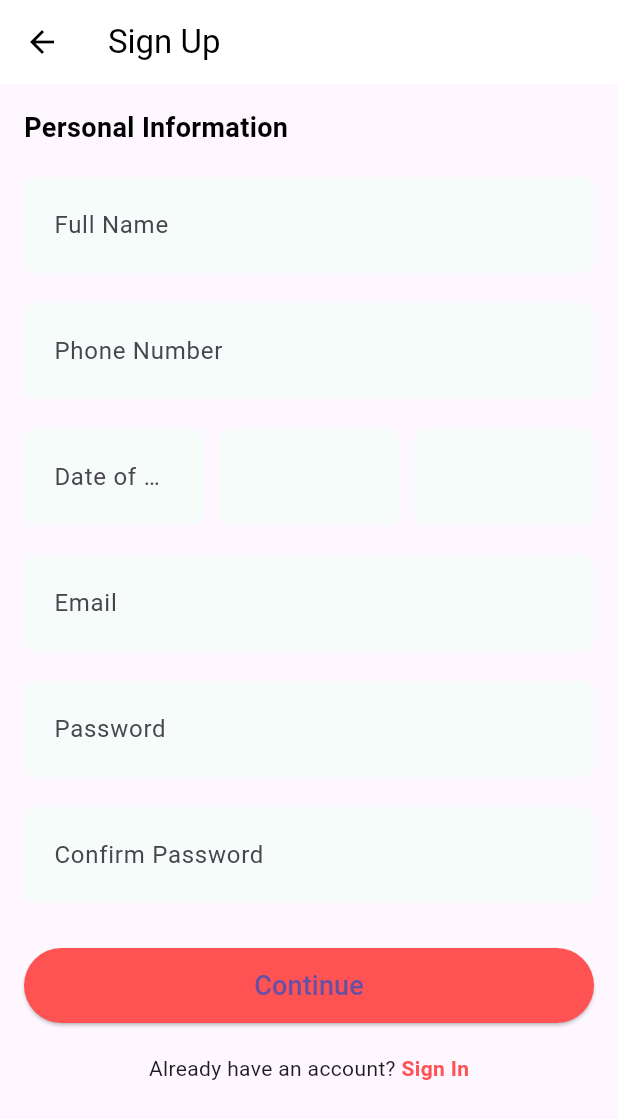
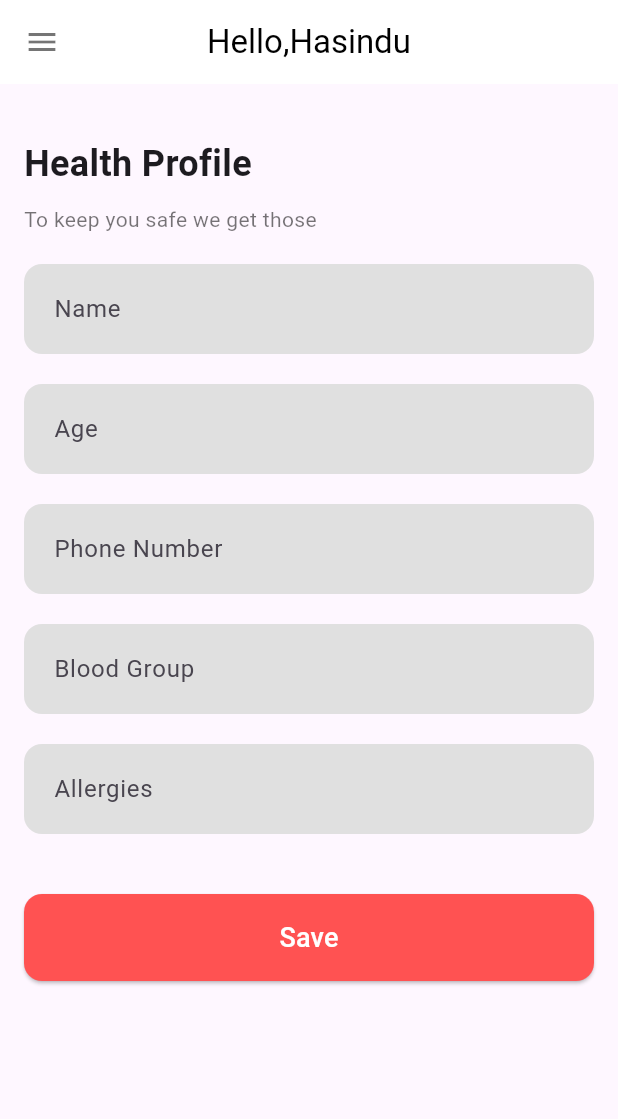
Before and after one commit to hrtechplus/Flutter-Learn, a Flutter app: the ProfileScreen screen opened directly, on a phone screen of 412 x 824 dp. Shown: the top 1119 px of the screen. Run offline on Flutter 3.47's test engine with Material 3 defaults, Android fonts, the phone set to English and light mode, and no system bars; our stand-ins replace geolocator, shared_preferences; accounts and stored records are empty.

Commit message:
Refactor main.dart, update dependencies, and add geolocator package

```diff
--- a/SLIIT/uee/uee_eme/lib/main.dart
+++ b/SLIIT/uee/uee_eme/lib/main.dart
@@ -1,4 +1,5 @@
 import 'package:flutter/material.dart';
+import 'package:geolocator/geolocator.dart';
 
 void main() {
   runApp(MyApp());
@@ -22,7 +23,7 @@ class MainApp extends StatefulWidget {
 class _MainAppState extends State<MainApp> {
   int _selectedIndex = 0;
   final List<Widget> _screens = [
-    SosScreen(), // Home Screen (SOS Screen)
+    SosScreen(),
     HistoryScreen(),
     ChatScreen(),
     ProfileScreen(),
@@ -67,8 +68,62 @@ class _MainAppState extends State<MainApp> {
   }
 }
 
-// SOS Screen (Home Screen)
-class SosScreen extends StatelessWidget {
+class SosScreen extends StatefulWidget {
+  @override
+  _SosScreenState createState() => _SosScreenState();
+}
+
+class _SosScreenState extends State<SosScreen> {
+  String _currentLocation = "Fetching location...";
+
+  @override
+  void initState() {
+    super.initState();
+    _determinePosition();
+  }
+
+  Future<void> _determinePosition() async {
+    bool serviceEnabled;
+    LocationPermission permission;
+
+    // Test if location services are enabled.
+    serviceEnabled = await Geolocator.isLocationServiceEnabled();
+    if (!serviceEnabled) {
+      // Location services are not enabled, don't continue
+      setState(() {
+        _currentLocation = "Location services are disabled.";
+      });
+      return;
+    }
+
+    permission = await Geolocator.checkPermission();
+    if (permission == LocationPermission.denied) {
+      permission = await Geolocator.requestPermission();
+      if (permission == LocationPermission.denied) {
+        // Permissions are denied, show a message
+        setState(() {
+          _currentLocation = "Location permissions are denied.";
+        });
+        return;
+      }
+    }
+
+    if (permission == LocationPermission.deniedForever) {
+      // Permissions are permanently denied, show a message
+      setState(() {
+        _currentLocation = "Location permissions are permanently denied.";
+      });
+      return;
+    }
+
+    // When permissions are granted, get the current position
+    Position position = await Geolocator.getCurrentPosition();
+    setState(() {
+      _currentLocation =
+          "${position.latitude}, ${position.longitude}"; // Display latitude and longitude
+    });
+  }
+
   @override
   Widget build(BuildContext context) {
     return Scaffold(
@@ -87,7 +142,7 @@ class SosScreen extends StatelessWidget {
                   Row(
                     children: [
                       Text(
-                        "Hi, Hasindu Rangika",
+                        "Hi, Anna Williams",
                         style: TextStyle(
                           fontSize: 16,
                           fontWeight: FontWeight.w500,
@@ -127,9 +182,29 @@ class SosScreen extends StatelessWidget {
                     ),
                   ),
                   SizedBox(height: 40),
+
+                  // SOS Button with click handling
                   GestureDetector(
                     onLongPress: () {
                       // Trigger SOS logic here
+                      showDialog(
+                        context: context,
+                        builder: (context) {
+                          return AlertDialog(
+                            title: Text("SOS Activated!"),
+                            content: Text(
+                                "Help is on the way!\nYour location: $_currentLocation"),
+                            actions: [
+                              TextButton(
+                                child: Text("OK"),
+                                onPressed: () {
+                                  Navigator.of(context).pop();
+                                },
+                              ),
+                            ],
+                          );
+                        },
+                      );
                     },
                     child: Container(
                       height: 200,
@@ -154,6 +229,7 @@ class SosScreen extends StatelessWidget {
                       ),
                     ),
                   ),
+
                   SizedBox(height: 20),
                 ],
               ),
@@ -184,7 +260,7 @@ class SosScreen extends StatelessWidget {
                           ),
                         ),
                         Text(
-                          "94/39 Gemunu Mawatha Minuwangoda",
+                          _currentLocation, // Display the current location here
                           style: TextStyle(
                             fontSize: 14,
                             color: Colors.black54,
@@ -223,7 +299,8 @@ class ChatScreen extends StatelessWidget {
   }
 }
 
-// Profile Screen (Sign Up Form)
+// medical Profile Screen
+
 class ProfileScreen extends StatelessWidget {
   final _formKey = GlobalKey<FormState>();
 
@@ -231,10 +308,17 @@ class ProfileScreen extends StatelessWidget {
   Widget build(BuildContext context) {
     return Scaffold(
       appBar: AppBar(
-        title: Text('Sign Up'),
         backgroundColor: Colors.white,
-        foregroundColor: Colors.black,
         elevation: 0,
+        leading: IconButton(
+          icon: Icon(Icons.menu, color: Colors.black54),
+          onPressed: () {},
+        ),
+        title: Text(
+          "Hello,Hasindu",
+          style: TextStyle(color: Colors.black),
+        ),
+        centerTitle: true,
       ),
       body: Padding(
         padding: const EdgeInsets.all(16.0),
@@ -242,47 +326,35 @@ class ProfileScreen extends StatelessWidget {
           key: _formKey,
           child: ListView(
             children: [
+              SizedBox(height: 20),
               Text(
-                "Personal Information",
+                "Health Profile",
                 style: TextStyle(
-                    fontSize: 18,
-                    fontWeight: FontWeight.bold,
-                    color: Colors.black),
+                  fontSize: 24,
+                  fontWeight: FontWeight.bold,
+                ),
+              ),
+              SizedBox(height: 10),
+              Text(
+                "To keep you safe we get those",
+                style: TextStyle(
+                  fontSize: 14,
+                  color: Colors.black54,
+                ),
               ),
               SizedBox(height: 20),
-              buildTextFormField("Full Name", "Enter full name"),
+              buildTextFormField("Name", "Enter your name"),
               SizedBox(height: 20),
-              buildTextFormField("Phone Number", "Enter phone number",
+              buildTextFormField("Age", "Enter your age",
+                  keyboardType: TextInputType.number),
+              SizedBox(height: 20),
+              buildTextFormField("Phone Number", "Enter your phone number",
                   keyboardType: TextInputType.phone),
               SizedBox(height: 20),
-              Row(
-                children: [
-                  Expanded(
-                    child: buildTextFormField("Date of Birth", "Day",
-                        keyboardType: TextInputType.number),
-                  ),
-                  SizedBox(width: 10),
-                  Expanded(
-                    child: buildTextFormField("", "Month",
-                        keyboardType: TextInputType.number),
-                  ),
-                  SizedBox(width: 10),
-                  Expanded(
-                    child: buildTextFormField("", "Year",
-                        keyboardType: TextInputType.number),
-                  ),
-                ],
-              ),
+              buildTextFormField("Blood Group", "Enter your blood group"),
               SizedBox(height: 20),
-              buildTextFormField("Email", "Enter your email",
-                  keyboardType: TextInputType.emailAddress),
-              SizedBox(height: 20),
-              buildTextFormField("Password", "Enter password",
-                  obscureText: true),
-              SizedBox(height: 20),
-              buildTextFormField("Confirm Password", "Confirm password",
-                  obscureText: true),
-              SizedBox(height: 30),
+              buildTextFormField("Allergies", "Enter your allergies"),
+              SizedBox(height: 40),
               ElevatedButton(
                 onPressed: () {
                   if (_formKey.currentState!.validate()) {
@@ -291,29 +363,17 @@ class ProfileScreen extends StatelessWidget {
                 },
                 style: ElevatedButton.styleFrom(
                   backgroundColor: Colors.redAccent,
-                  minimumSize: Size(double.infinity, 50),
+                  padding: EdgeInsets.symmetric(vertical: 16),
+                  shape: RoundedRectangleBorder(
+                    borderRadius: BorderRadius.circular(12),
+                  ),
                 ),
-                child: Text("Continue", style: TextStyle(fontSize: 18)),
-              ),
-              SizedBox(height: 20),
-              Center(
-                child: Row(
-                  mainAxisAlignment: MainAxisAlignment.center,
-                  children: [
-                    Text("Already have an account? "),
-                    GestureDetector(
-                      onTap: () {
-                        // Handle sign-in logic
-                      },
-                      child: Text(
-                        "Sign In",
-                        style: TextStyle(
-                          color: Colors.redAccent,
-                          fontWeight: FontWeight.bold,
-                        ),
-                      ),
-                    ),
-                  ],
+                child: Text(
+                  "Save",
+                  style: TextStyle(
+                    fontSize: 18,
+                    color: Colors.white,
+                  ),
                 ),
               ),
             ],
@@ -332,12 +392,12 @@ class ProfileScreen extends StatelessWidget {
         labelText: label,
         hintText: hint,
         filled: true,
-        fillColor: Color(0xFFF5FCF9),
+        fillColor: Colors.grey[300], // Light grey background
         border: OutlineInputBorder(
           borderSide: BorderSide.none,
-          borderRadius: BorderRadius.circular(8.0),
+          borderRadius: BorderRadius.circular(12.0),
         ),
-        contentPadding: EdgeInsets.symmetric(horizontal: 16.0, vertical: 20.0),
+        contentPadding: EdgeInsets.symmetric(horizontal: 16.0, vertical: 18.0),
       ),
       obscureText: obscureText,
       keyboardType: keyboardType,
--- a/SLIIT/uee/uee_eme/pubspec.yaml
+++ b/SLIIT/uee/uee_eme/pubspec.yaml
@@ -33,6 +33,7 @@ dependencies:
   shared_preferences: ^2.0.13
   contacts_service: ^0.6.3
   permission_handler: ^10.0.0
+  geolocator: ^9.0.2
 
   # The following adds the Cupertino Icons font to your application.
   # Use with the CupertinoIcons class for iOS style icons.
```
Also changed, not shown: SLIIT/uee/uee_eme/pubspec.lock, 5 other files.
